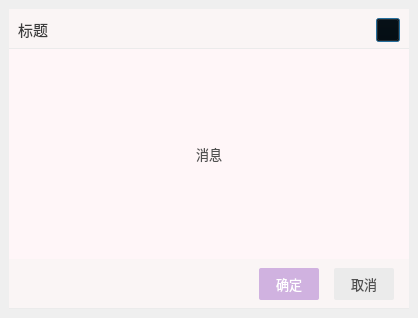
Above: ui/Message.ui from ichinoseyuu/GameLauncher before the change. Below: the same form after it.
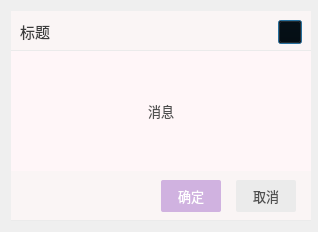
That is the form after the change. Icons and pictures are not drawn.

```diff
--- a/ui/Message.ui
+++ b/ui/Message.ui
@@ -6,35 +6,20 @@
    <rect>
     <x>0</x>
     <y>0</y>
-    <width>418</width>
-    <height>318</height>
+    <width>318</width>
+    <height>228</height>
    </rect>
   </property>
-  <property name="minimumSize">
-   <size>
-    <width>418</width>
-    <height>318</height>
-   </size>
+  <property name="sizePolicy">
+   <sizepolicy hsizetype="Expanding" vsizetype="Expanding">
+    <horstretch>0</horstretch>
+    <verstretch>0</verstretch>
+   </sizepolicy>
   </property>
-  <widget class="QWidget" name="StyleSheet" native="true">
-   <property name="geometry">
-    <rect>
-     <x>0</x>
-     <y>0</y>
-     <width>418</width>
-     <height>318</height>
-    </rect>
-   </property>
    <property name="minimumSize">
     <size>
-     <width>418</width>
-     <height>318</height>
-    </size>
-   </property>
-   <property name="maximumSize">
-    <size>
-     <width>418</width>
-     <height>318</height>
+    <width>318</width>
+    <height>0</height>
     </size>
    </property>
    <property name="styleSheet">
@@ -120,33 +105,21 @@
     border-radius: 2px;
 }</string>
    </property>
-   <layout class="QVBoxLayout" name="verticalLayout">
+  <layout class="QVBoxLayout" name="verticalLayout_3">
     <property name="spacing">
      <number>0</number>
     </property>
-    <property name="leftMargin">
-     <number>9</number>
-    </property>
-    <property name="topMargin">
-     <number>9</number>
-    </property>
-    <property name="rightMargin">
-     <number>9</number>
-    </property>
-    <property name="bottomMargin">
-     <number>9</number>
-    </property>
     <item>
      <widget class="QWidget" name="TitleWidget" native="true">
       <property name="minimumSize">
        <size>
-        <width>400</width>
+       <width>300</width>
         <height>40</height>
        </size>
       </property>
       <property name="maximumSize">
        <size>
-        <width>400</width>
+       <width>16777215</width>
         <height>40</height>
        </size>
       </property>
@@ -202,6 +175,12 @@
     </item>
     <item>
      <widget class="QWidget" name="MessageWidget" native="true">
+     <property name="minimumSize">
+      <size>
+       <width>300</width>
+       <height>120</height>
+      </size>
+     </property>
       <property name="layoutDirection">
        <enum>Qt::LayoutDirection::RightToLeft</enum>
       </property>
@@ -223,13 +202,13 @@
      <widget class="QWidget" name="DefaultWidget" native="true">
       <property name="minimumSize">
        <size>
-        <width>400</width>
+       <width>300</width>
         <height>50</height>
        </size>
       </property>
       <property name="maximumSize">
        <size>
-        <width>400</width>
+       <width>16777215</width>
         <height>50</height>
        </size>
       </property>
@@ -304,7 +283,6 @@
      </widget>
     </item>
    </layout>
-  </widget>
  </widget>
  <resources>
   <include location="../resources/resources.qrc"/>
```
Left out of the diff: 7 changed lines with no effect on the pictures. Lines whose indentation alone changed are shown as unchanged.
